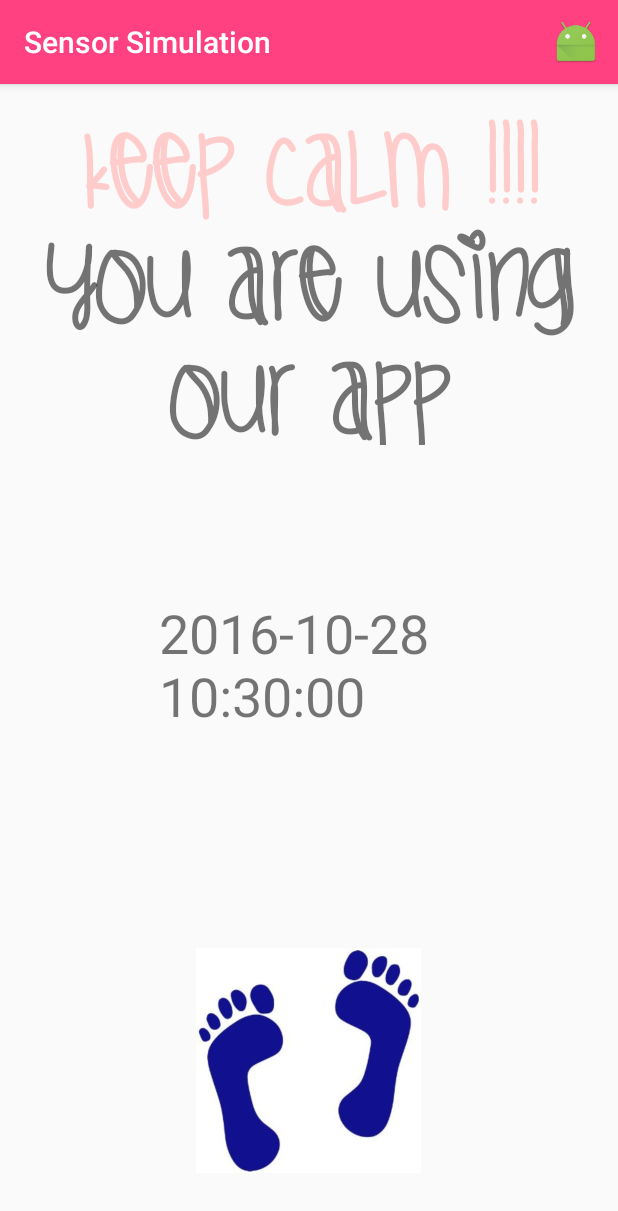
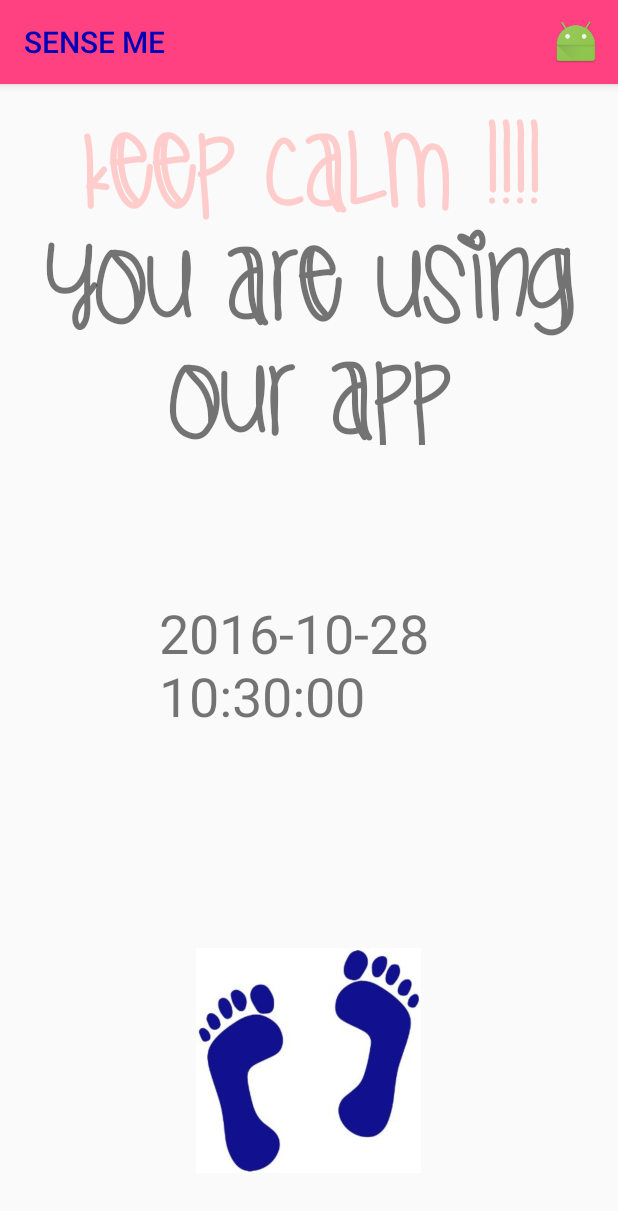
Before and after one commit to Shivjot-Baidwan/SensorSimulation-MobileCommerce, an Android app: the screen it shows after launch (MainActivity), on a phone screen of 412 x 824 dp. Shown: the top 1211 px of the screen. Run offline under Robolectric (Android 15) with nearby library versions, the phone set to English and light mode, and no system bars.

Commit message:
Changes to titlebar color

```diff
--- a/app/src/main/java/com/mobilecommerce/sensorsimulation/MainActivity.java
+++ b/app/src/main/java/com/mobilecommerce/sensorsimulation/MainActivity.java
@@ -10,6 +10,8 @@ import android.support.annotation.Nullable;
 import android.support.v4.app.FragmentActivity;
 import android.support.v7.app.AppCompatActivity;
 import android.os.Bundle;
+import android.support.v7.widget.Toolbar;
+import android.text.Html;
 import android.util.Log;
 import android.view.Menu;
 import android.widget.TextView;
@@ -37,6 +39,12 @@ public class MainActivity extends AppCompatActivity
         Typeface typeface = Typeface.createFromAsset(getAssets(), "fonts/font1.ttf");
         welcomeScreenMessage1.setTypeface(typeface);
         welcomeScreenMessage2.setTypeface(typeface);
+
+        getSupportActionBar().setTitle(Html.fromHtml("<font color = '#0000b7'>SENSE ME</font"));
+
+       // Toolbar mainToolbar = (Toolbar) findViewById(R.id.toolbar);
+        //setSupportActionBar(mainToolbar);
+        //mainToolbar.setTitleTextColor(getResources().getColor(R.color.textColorPrimary));
 
 
         Calendar c = Calendar.getInstance();
--- a/app/src/main/res/layout/activity_main.xml
+++ b/app/src/main/res/layout/activity_main.xml
@@ -16,4 +16,6 @@
         android:layout_weight="1"
         android:name="com.mobilecommerce.sensorsimulation.WelcomeScreenFragment"
         android:id="@+id/welcome_screen_fragment" />
+
+
 </RelativeLayout>
--- a/app/src/main/res/menu/menu_welcome.xml
+++ b/app/src/main/res/menu/menu_welcome.xml
@@ -11,5 +11,7 @@
         android:title="Hello"
         app:showAsAction="ifRoom"/>
 
+    \
+
 
 </menu>
--- a/app/src/main/res/values/colors.xml
+++ b/app/src/main/res/values/colors.xml
@@ -3,4 +3,5 @@
     <color name="colorPrimary">#ff4081</color>
     <color name="colorPrimaryDark">#ff4081</color>
     <color name="colorAccent">#FFCCCC</color>
+    <color name="textColorPrimary">#0000b7</color>
 </resources>
```
Also changed, not shown: app/src/main/res/values/styles.xml (line endings or trailing spaces).
